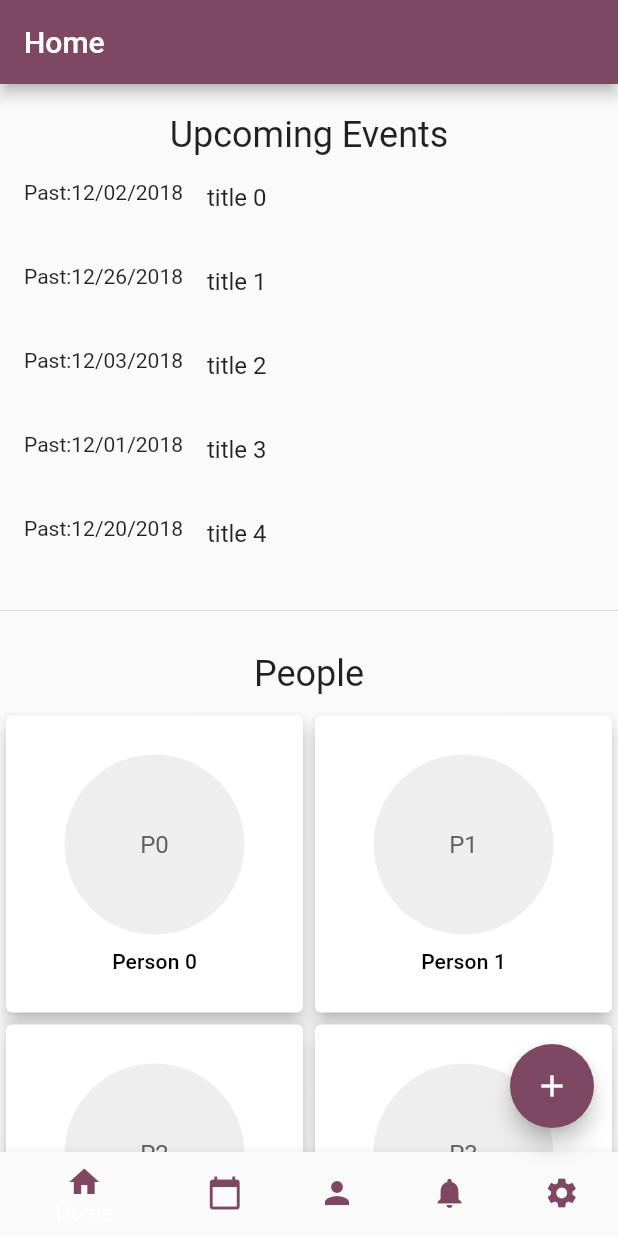
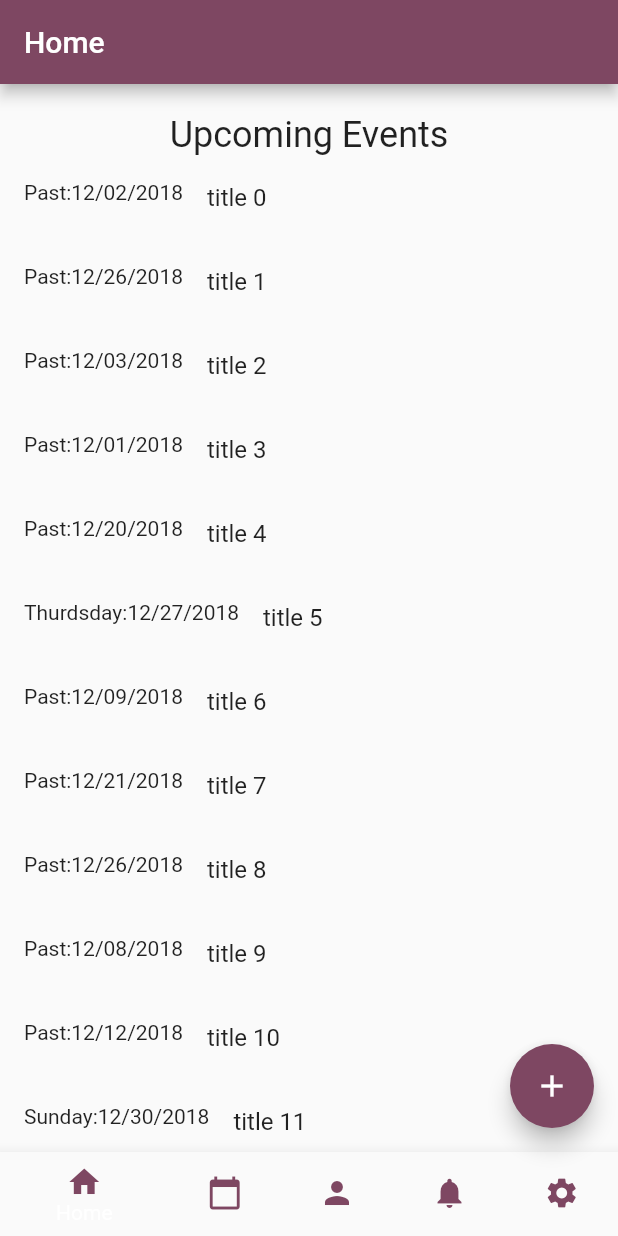
Before and after one commit to dran5447/GiftAssist, a Flutter app: the screen it shows after launch, on a phone screen of 412 x 824 dp. Run offline on Flutter 3.47's test engine with Material 2 defaults, Android fonts, the phone set to English and light mode, and no system bars.

Commit message:
update navigation

```diff
--- a/lib/main.dart
+++ b/lib/main.dart
@@ -1,17 +1,17 @@
 import 'package:flutter/material.dart';
-import 'personpage.dart';
 import 'addgiftideapage.dart';
 import 'objectmodel.dart';
-import 'sharedhelpers.dart';
-
-import 'dart:math';
+import 'mainpages/people.dart';
+import 'mainpages/home.dart';
+import 'mainpages/events.dart';
+import 'mainpages/notifications.dart';
+import 'mainpages/settings.dart';
 
 void main() {
   runApp(MaterialApp(
     theme: ThemeData(
         primarySwatch: Colors.grey,
         primaryColor: Color.fromARGB(255, 126, 71, 98),
-      //  primaryColor: Color.fromARGB(255, 83, 116, 127),
         unselectedWidgetColor: Colors.grey.shade200,
         accentColor: Color.fromARGB(255, 126, 71, 98),
         bottomAppBarColor: Color.fromARGB(255, 0, 0, 0)
@@ -19,21 +19,20 @@ void main() {
       home: MyApp(),
   ));
 }
-
 //color scheme:
-//burgundy - 7E4762
-//grey - 272326
-//dark teal -53747F
-//light teal -B1C5BC
-//old paper -F9F6E4
+  //burgundy - 7E4762
+  //grey - 272326
+  //dark teal -53747F
+  //light teal -B1C5BC
+  //old paper -F9F6E4
 
 class MyApp extends StatelessWidget {
   @override
   Widget build(BuildContext context) {
     return Scaffold(
-      appBar: AppBar(
-        title: Text('Home'),
-      ),
+      // appBar: AppBar(
+      //   title: Text('Home'),
+      // ),
       body: HomePage(),
     );
   }
@@ -48,113 +47,19 @@ class HomePage extends StatefulWidget {
 
 class _HomeState extends State<HomePage>{
   int _selectedIndex = 0;
-  final List<Widget> _children = [];
+  final List<Widget> _children = [
+    HomeWidget(),
+    EventWidget(),
+    PeopleWidget(),
+    NotificationWidget(),
+    SettingsWidget(),
+  ];
 
-  static Random random = new Random();
-  final List<Event> events = List<Event>.generate(
-    15,
-    (i) => Event(
-      new DateTime(2018, 12, random.nextInt(31)),//.now(),
-          'title $i',
-          'A description for $i',
-        ),
-  );
-
-  final List<Person> people = List<Person>.generate(
-    20,
-    (i) => Person(
-          'Person $i',
-          new List<Event>.generate(
-            5,
-            (i) => Event(
-              new DateTime.now(),
-                  'title $i',
-                  'A description for $i',
-                ),
-          ),
-          List<Idea>.generate(
-            20,
-            (i) => Idea(
-                  'Idea $i',
-                  'A description for $i',
-                ),
-          )
-        ),
-  );
 
   @override
   Widget build(BuildContext context) {
     return Scaffold(
-      body: Column(
-        children: <Widget>[
-          Padding(
-            padding: EdgeInsets.only(top: 20),
-            child: Text
-            (
-              'Upcoming Events',
-              style: Theme.of(context).textTheme.headline,
-            ),
-          ),
-          new Expanded(
-            child: ListView.builder(
-              itemCount: events.length,
-              itemBuilder: (context, index) {
-                return ListTile(
-                  leading: Text(Helpers.informalDate(events[index].date) + ":" + Helpers.simplifyDate(events[index].date)),
-                  title: Text(events[index].title),
-                  onTap: () { /* TODO react to the tile being tapped */ },
-                );
-              },
-            ),
-          ),
-          Divider(),
-          Padding(
-            padding: EdgeInsets.only(top: 20, bottom: 10),
-            child: Text
-            (
-              'People',
-              style: Theme.of(context).textTheme.headline,
-            ),
-          ),
-          new Expanded(
-            child: GridView.builder(
-              itemCount: people.length,
-              gridDelegate: new SliverGridDelegateWithFixedCrossAxisCount(crossAxisCount: 2),
-              itemBuilder: (context, index) {
-                return new GestureDetector(
-                  child: new Card(
-                    elevation: 5.0,
-                    child: Column(
-                      mainAxisAlignment: MainAxisAlignment.center,
-                      children: <Widget>[
-                        Padding(
-                          padding: EdgeInsets.only(bottom: 10.0),
-                          child: CircleAvatar(
-                            backgroundColor: Theme.of(context).unselectedWidgetColor,
-                            child: Text(Helpers.getInitials(people[index].name)),
-                            minRadius: 60,
-                          ),
-                        ),
-                        Text
-                        (
-                          people[index].name,
-                          style: Theme.of(context).textTheme.subtitle,
-                        ),
-                      ],
-                    ),
-                  ),
-                  onTap: () {
-                    Navigator.push(
-                      context,
-                      MaterialPageRoute(builder: (context) => PersonPage(personName: people[index].name,)),
-                    );
-                  },
-                );
-              },
-            ),
-          ),
-        ],
-      ),
+      body: _children[_selectedIndex],
       floatingActionButton: FloatingActionButton(
         onPressed: () {
           navigateToAddAndReturnResult(context);
@@ -217,22 +122,6 @@ class _HomeState extends State<HomePage>{
     );
   }
 
-  // actions: <Widget>[
-  //         IconButton(
-  //             icon: Icon(Icons.settings),
-  //             onPressed: () {
-  //               //TODO settings page
-  //               showDialog(
-  //                 context: context,
-  //                 builder: (BuildContext context) {
-  //                   return AlertDialog(
-  //                     content: Text("settings clicked"));
-  //                 }
-  //               );
-  //             },
-  //           ),
-  //       ],
-
   void _onItemTapped(int index) {
    setState(() {
      _selectedIndex = index;
--- /dev/null
+++ b/lib/mainpages/home.dart
@@ -0,0 +1,54 @@
+import 'package:flutter/material.dart';
+import '../objectmodel.dart';
+import '../sharedhelpers.dart';
+import 'dart:math';
+
+class HomeWidget extends StatefulWidget {
+  @override
+  HomeState createState() => HomeState();
+}
+
+class HomeState extends State<HomeWidget>{
+  static Random random = new Random();
+  final List<Event> events = List<Event>.generate(
+    15,
+    (i) => Event(
+      new DateTime(2018, 12, random.nextInt(31)),//.now(),
+          'title $i',
+          'A description for $i',
+        ),
+  );
+
+  @override
+  Widget build(BuildContext context) {
+    return Scaffold(
+      appBar: AppBar(
+        title: Text('Home'),
+      ),
+      body: Column(
+        children: <Widget>[
+          Padding(
+            padding: EdgeInsets.only(top: 20),
+            child: Text
+            (
+              'Upcoming Events',
+              style: Theme.of(context).textTheme.headline,
+            ),
+          ),
+          new Expanded(
+            child: ListView.builder(
+              itemCount: events.length,
+              itemBuilder: (context, index) {
+                return ListTile(
+                  leading: Text(Helpers.informalDate(events[index].date) + ":" + Helpers.simplifyDate(events[index].date)),
+                  title: Text(events[index].title),
+                  onTap: () { /* TODO react to the tile being tapped */ },
+                );
+              },
+            ),
+          ),
+        ],
+      ),
+    );
+  }
+}
--- a/lib/personpage.dart
+++ b/lib/personpage.dart
@@ -29,7 +29,7 @@ class _IdeasState extends State<PersonPage> {
   Widget build(BuildContext context) {
     return Scaffold(
       appBar: AppBar(
-        title: Text('About ' + personName),
+        title: Text('About'),
       ),
       body: Column(
         mainAxisAlignment: MainAxisAlignment.start,
```
Also changed, not shown: lib/mainpages/events.dart (added, +46 -0 lines), lib/mainpages/notifications.dart (added, +48 -0 lines), lib/mainpages/people.dart (added, +92 -0 lines), lib/mainpages/settings.dart (added, +48 -0 lines), 20 other files.
